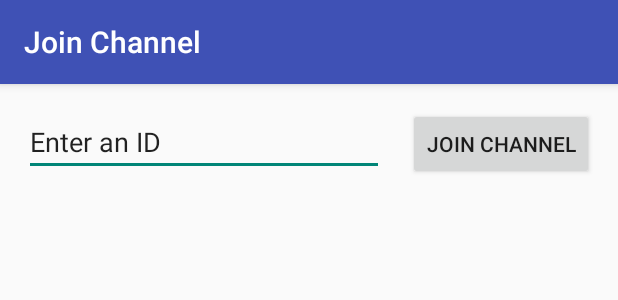
After one commit to daidahao/ChannelX, an Android app: the layout activity_join_channel.xml on its own in the app's theme, with its tools: preview values and no code run, on a phone screen of 412 x 824 dp. The commit adds this screen. Shown: the top 300 px of the screen. Run offline under Robolectric (Android 15) with nearby library versions, the phone set to English and light mode, and no system bars.

Commit message:
add JoinChannelActivity

```diff
--- /dev/null
+++ b/app/src/main/res/layout/activity_join_channel.xml
@@ -0,0 +1,49 @@
+<?xml version="1.0" encoding="utf-8"?>
+<android.support.constraint.ConstraintLayout xmlns:android="http://schemas.android.com/apk/res/android"
+    xmlns:app="http://schemas.android.com/apk/res-auto"
+    xmlns:tools="http://schemas.android.com/tools"
+    android:layout_width="match_parent"
+    android:layout_height="match_parent"
+    tools:context="sustech.unknown.channelx.JoinChannelActivity">
+
+    <android.support.v7.widget.Toolbar
+        android:id="@+id/toolbar"
+        style="@style/CoolToolbar"
+        app:layout_constraintLeft_toLeftOf="parent"
+        app:layout_constraintRight_toRightOf="parent"
+        app:layout_constraintTop_toTopOf="parent"
+        android:layout_marginLeft="0dp"
+        android:layout_marginRight="0dp"
+        android:layout_marginTop="0dp">
+        <android.support.v7.widget.AppCompatTextView
+            android:id="@+id/toolbar_title"
+            style="@style/CoolToolbarTitle"
+            android:text="@string/join_channel"/>
+    </android.support.v7.widget.Toolbar>
+
+    <EditText
+        android:id="@+id/editText"
+        android:layout_width="0dp"
+        android:layout_height="wrap_content"
+        android:layout_marginLeft="16dp"
+        android:layout_marginRight="16dp"
+        android:layout_marginTop="16dp"
+        android:ems="10"
+        android:inputType="textPersonName"
+        android:text="@string/join_channel_hint"
+        app:layout_constraintHorizontal_bias="0.571"
+        app:layout_constraintLeft_toLeftOf="parent"
+        app:layout_constraintRight_toLeftOf="@+id/joinButton"
+        app:layout_constraintTop_toBottomOf="@+id/toolbar" />
+
+    <Button
+        android:id="@+id/joinButton"
+        android:layout_width="wrap_content"
+        android:layout_height="wrap_content"
+        android:layout_marginRight="16dp"
+        android:onClick="onJoinChannel"
+        android:text="@string/join_channel"
+        app:layout_constraintBaseline_toBaselineOf="@+id/editText"
+        app:layout_constraintRight_toRightOf="parent" />
+
+</android.support.constraint.ConstraintLayout>
```
Also changed, not shown: app/src/main/AndroidManifest.xml (+10 -2 lines), app/src/main/java/sustech/unknown/channelx/ChannelsActivity.java (+8 -45 lines), app/src/main/java/sustech/unknown/channelx/JoinChannelActivity.java (added, +45 -0 lines).
